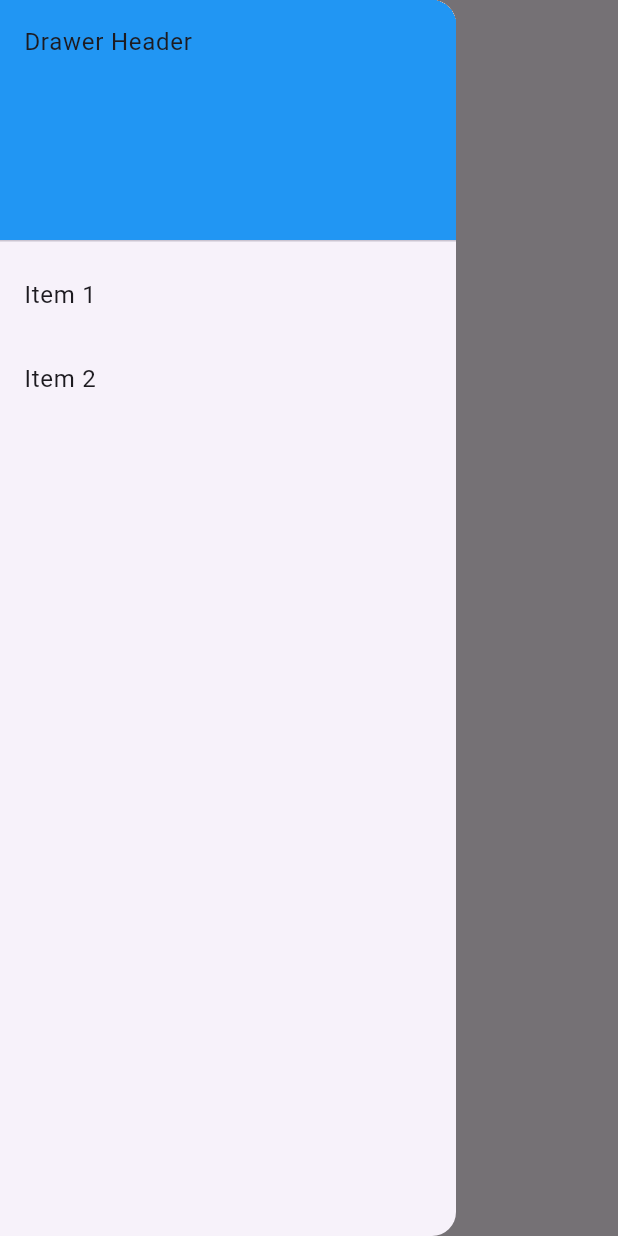
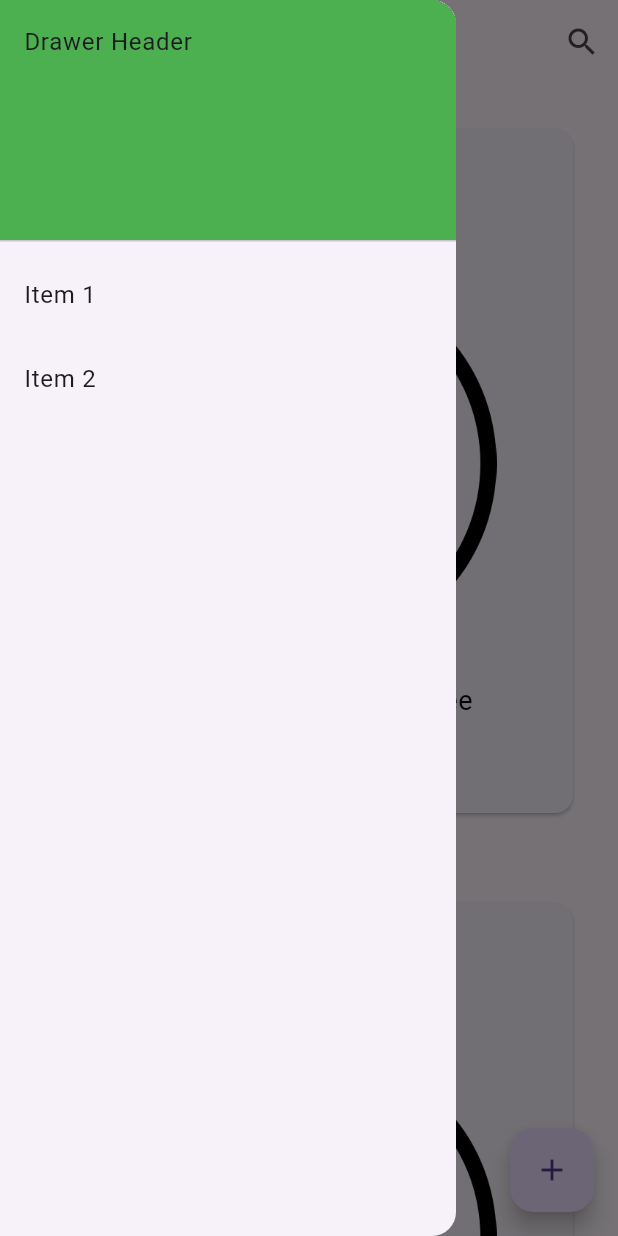
Before and after one commit to Ahmadu-Suleiman/CASE, a Flutter app: the screen it shows after launch, with the side drawer open, on a phone screen of 412 x 824 dp. Run offline on Flutter 3.47's test engine with Material 3 defaults, Android fonts, the phone set to English and light mode, and no system bars.

Commit message:
started main layout

```diff
--- a/lib/main.dart
+++ b/lib/main.dart
@@ -4,26 +4,112 @@ void main() {
   runApp(HomeWidget());
 }
 
-class HomeWidget extends StatelessWidget {
+class HomeWidget extends StatefulWidget {
+  @override
+  State<HomeWidget> createState() => _HomeWidgetState();
+}
+
+class _HomeWidgetState extends State<HomeWidget> {
+  List<String> texts = [
+    'The role of the parser, Context-free grammars',
+    'The role of the parser, Context-free grammars',
+    'The role of the parser, Context-free grammars',
+    'The role of the parser, Context-free grammars',
+    'The role of the parser, Context-free grammars',
+    'The role of the parser, Context-free grammars',
+    'The role of the parser, Context-free grammars'
+  ];
+
+  Widget template(text) {
+    return Card(
+      margin: const EdgeInsets.all(30),
+      child: Column(children: <Widget>[
+        const Row(
+          children: [
+            CircleAvatar(
+              backgroundImage: AssetImage('assets/profile.png'),
+              radius: 30,
+            ),
+            SizedBox(
+              height: 10,
+            ),
+            Column(
+              crossAxisAlignment: CrossAxisAlignment.start,
+              mainAxisAlignment: MainAxisAlignment.center,
+              children: [
+                Text(
+                  'Gent',
+                  style: TextStyle(
+                    fontSize: 20,
+                    fontWeight: FontWeight.bold,
+                    color: Colors.black,
+                  ),
+                ),
+                Text(
+                  'genthamid@gmail.com',
+                  style: TextStyle(
+                    fontSize: 20,
+                    color: Colors.black,
+                  ),
+                ),
+                Text(
+                  'Verified Case',
+                  style: TextStyle(
+                    fontSize: 14,
+                    color: Colors.greenAccent,
+                  ),
+                ),
+              ],
+            ),
+          ],
+        ),
+        const Padding(
+          padding: EdgeInsets.all(20.0),
+          child: Image(
+            image: AssetImage('assets/profile.png'),
+            width: 250,
+            height: 250,
+          ),
+        ),
+        Text(
+          text,
+          style: const TextStyle(fontSize: 18.0, color: Colors.black),
+        ),
+        const SizedBox(
+          height: 10,
+        ),
+        const Text(
+          'Salimated',
+          style: TextStyle(fontSize: 18.0, color: Colors.black),
+        ),
+      ]),
+    );
+  }
+
   @override
   Widget build(BuildContext context) {
     return MaterialApp(
       home: Scaffold(
         appBar: AppBar(
-          leading: Builder(
-            builder: (context) {
+          leading: Builder(builder: (context) {
             return IconButton(
               icon: const Icon(Icons.menu),
               onPressed: () => Scaffold.of(context).openDrawer(),
             );
-            }
-          ),
-          title: const Center(
-            child: Icon(
+          }),
+          title: const Icon(
             Icons.home,
             color: Colors.blue,
           ),
+          centerTitle: true,
+          actions: <Widget>[
+            IconButton(
+              icon: const Icon(Icons.search),
+              onPressed: () {
+                // Add your logic here
+              },
             ),
+          ],
         ),
         drawer: Drawer(
           child: ListView(
@@ -31,7 +117,7 @@ class HomeWidget extends StatelessWidget {
             children: <Widget>[
               const DrawerHeader(
                 decoration: BoxDecoration(
-                  color: Colors.blue,
+                  color: Colors.green,
                 ),
                 child: Text('Drawer Header'),
               ),
@@ -56,6 +142,15 @@ class HomeWidget extends StatelessWidget {
             ],
           ),
         ),
+        body: ListView.builder(
+            itemCount: texts.length,
+            itemBuilder: (context, index) {
+              return template(texts[index]);
+            }),
+        floatingActionButton: FloatingActionButton(
+          onPressed: () {},
+          child: const Icon(Icons.add),
+        ),
       ),
     );
   }
```
Also changed, not shown: pubspec.yaml (+3 -5 lines), assets/profile.png (added). Lines whose indentation alone changed are shown as unchanged.
